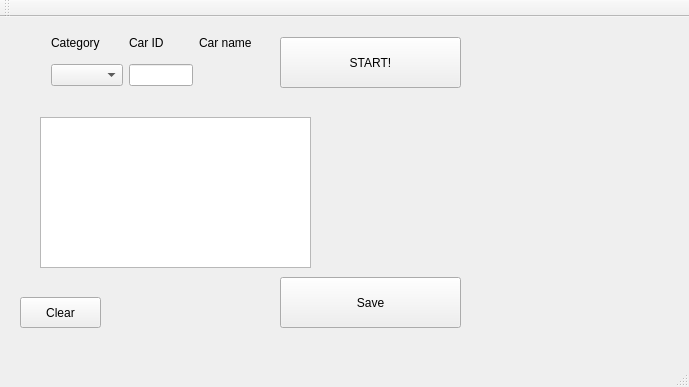
This is Software/Race/windowrace.ui in martro/RoboDriftSensors as Qt 5 draws it before an edit. The edited form follows.
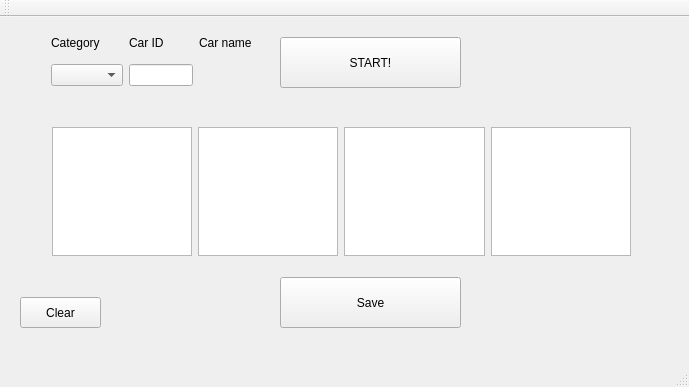
This is the edited form.

```diff
--- a/Software/Race/windowrace.ui
+++ b/Software/Race/windowrace.ui
@@ -53,16 +53,6 @@
      <string>Save</string>
     </property>
    </widget>
-   <widget class="QListView" name="listView">
-    <property name="geometry">
-     <rect>
-      <x>40</x>
-      <y>100</y>
-      <width>271</width>
-      <height>151</height>
-     </rect>
-    </property>
-   </widget>
    <widget class="QWidget" name="gridLayoutWidget">
     <property name="geometry">
      <rect>
@@ -102,6 +92,30 @@
      </item>
     </layout>
    </widget>
+   <widget class="QWidget" name="horizontalLayoutWidget">
+    <property name="geometry">
+     <rect>
+      <x>41</x>
+      <y>99</y>
+      <width>601</width>
+      <height>151</height>
+     </rect>
+    </property>
+    <layout class="QHBoxLayout" name="horizontalLayout">
+     <item>
+      <widget class="QTextBrowser" name="textBest"/>
+     </item>
+     <item>
+      <widget class="QTextBrowser" name="textCurrent"/>
+     </item>
+     <item>
+      <widget class="QTextBrowser" name="textDifference"/>
+     </item>
+     <item>
+      <widget class="QTextBrowser" name="textWhichBetter"/>
+     </item>
+    </layout>
+   </widget>
   </widget>
   <widget class="QMenuBar" name="menuBar">
    <property name="geometry">
```
